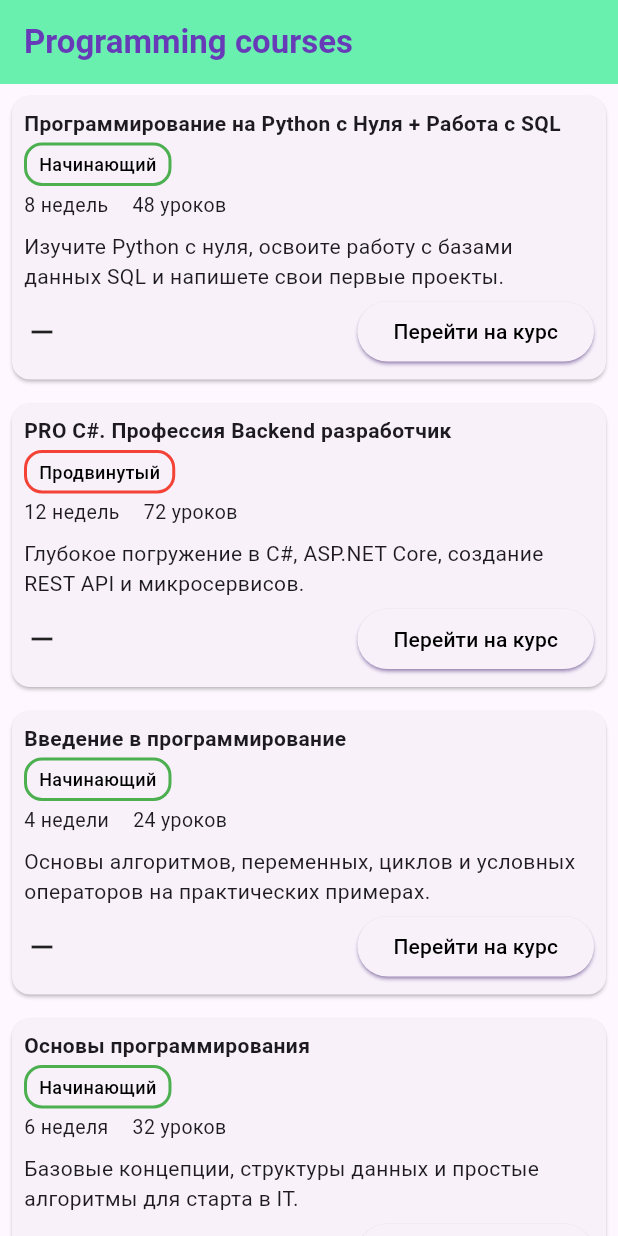
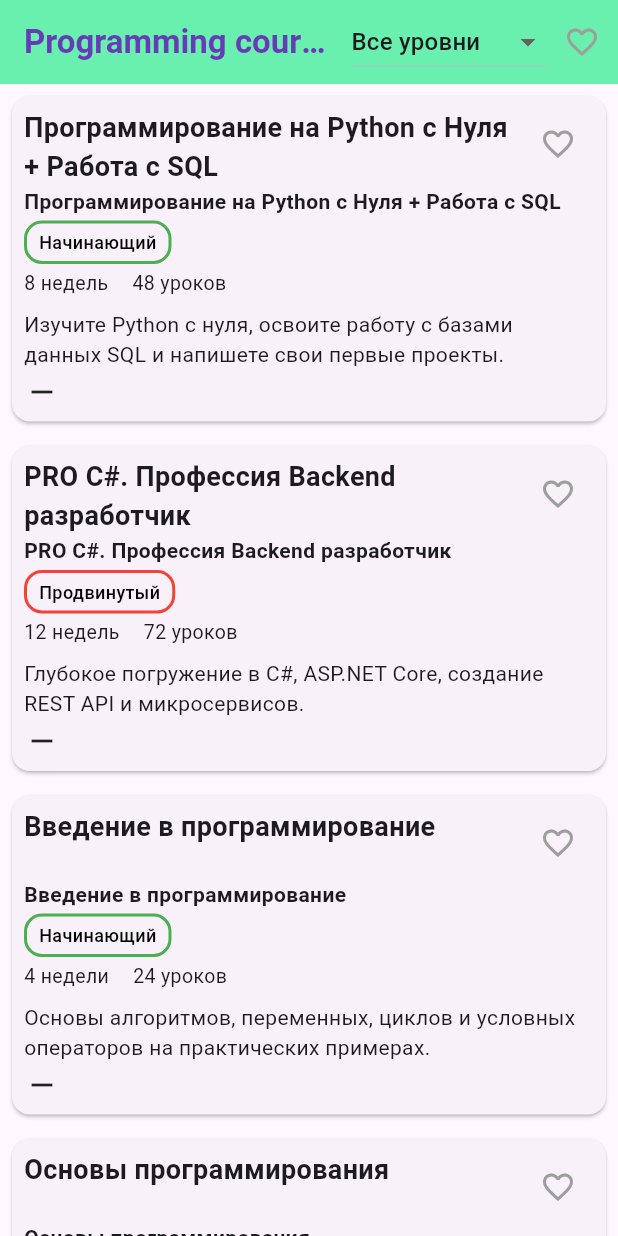
Before and after one commit to arina560/Flutter, a Flutter app: the screen it shows after launch, on a phone screen of 412 x 824 dp. Run offline on Flutter 3.47's test engine with Material 3 defaults, Android fonts, the phone set to English and light mode, and no system bars.

Commit message:
added filters and favorite button on cards

```diff
--- a/course_catalog/lib/main.dart
+++ b/course_catalog/lib/main.dart
@@ -1,3 +1,5 @@
+import 'package:course_catalog/widgets/course_scope.dart';
+
 import 'screens/course_list_screen.dart';
 import 'package:flutter/material.dart';
 
@@ -9,12 +11,14 @@ class MyApp extends StatelessWidget {
   const MyApp({super.key});
   @override
   Widget build(BuildContext context) {
-    return MaterialApp(
-      title: 'Flutter Demo',
-      theme: ThemeData(
-        colorScheme: .fromSeed(seedColor: Colors.deepPurple),
+    return CourseScope(
+      child: MaterialApp(
+        title: 'Flutter Demo',
+        theme: ThemeData(
+          colorScheme: .fromSeed(seedColor: Colors.deepPurple),
+        ),
+        home: CourseListScreen(),
       ),
-      home: CourseListScreen(),
     );
   }
 }
--- a/course_catalog/lib/models/course.dart
+++ b/course_catalog/lib/models/course.dart
@@ -1,6 +1,7 @@
 import 'course_level.dart';
 
 class Course{
+  final int id;
   final String title;
   final CourseLevel level;
   final String duration;
@@ -9,6 +10,7 @@ class Course{
   final String fullDescription;
   bool isFavorite;
   Course({
+    required this.id,
     required this.title,
     required this.level,
     required this.duration,
--- a/course_catalog/lib/screens/course_detail_screen.dart
+++ b/course_catalog/lib/screens/course_detail_screen.dart
@@ -1,18 +1,21 @@
 import 'package:course_catalog/widgets/course_level_badge.dart';
 import 'package:course_catalog/widgets/course_meta_row.dart';
+import 'package:course_catalog/widgets/course_scope.dart';
 import 'package:flutter/material.dart';
 
 import '../models/course.dart';
 
 class CourseDetailScreen extends StatefulWidget {
-  final Course course;
-  const CourseDetailScreen({super.key,required this.course});
+  final int courseId;
+  const CourseDetailScreen({super.key,required this.courseId});
 
   @override
   State<CourseDetailScreen> createState() => _CourseDetailScreen();
 }
 
 class _CourseDetailScreen extends State<CourseDetailScreen>{
+  Course get _course => CourseScope.of(context).getCourseById(widget.courseId)!;
+
   @override
   Widget build(BuildContext context){
     return Scaffold(
@@ -21,11 +24,11 @@ class _CourseDetailScreen extends State<CourseDetailScreen>{
         actions: [
           IconButton(onPressed: (){
             setState(() {
-              widget.course.isFavorite = !widget.course.isFavorite;
+              _course.isFavorite = !_course.isFavorite;
             });
           }, icon: Icon(
-            widget.course.isFavorite ? Icons.favorite : Icons.favorite_border,
-            color: widget.course.isFavorite ? Colors.red : Colors.grey,
+            _course.isFavorite ? Icons.favorite : Icons.favorite_border,
+            color: _course.isFavorite ? Colors.red : Colors.grey,
           ))
         ],
         backgroundColor: Colors.deepPurple,
@@ -37,11 +40,11 @@ class _CourseDetailScreen extends State<CourseDetailScreen>{
           spacing: 12,
           crossAxisAlignment: CrossAxisAlignment.start,
           children: [
-            Text(widget.course.title, style: TextStyle(fontSize: 20, fontWeight: FontWeight.bold)),
-            CourseLevelBadge(level: widget.course.level),
-            CourseMetaRow(duration: widget.course.duration, numberOfLessons: widget.course.numberOfLessons),
+            Text(_course.title, style: TextStyle(fontSize: 20, fontWeight: FontWeight.bold)),
+            CourseLevelBadge(level: _course.level),
+            CourseMetaRow(duration: _course.duration, numberOfLessons: _course.numberOfLessons),
             Text('Описание курса', style: TextStyle(fontSize: 16, fontWeight: FontWeight.bold)),
-            Text(widget.course.fullDescription, style: TextStyle(fontSize: 16))
+            Text(_course.fullDescription, style: TextStyle(fontSize: 16))
           ],
         ),
       ),
--- a/course_catalog/lib/screens/course_list_screen.dart
+++ b/course_catalog/lib/screens/course_list_screen.dart
@@ -1,70 +1,50 @@
 import 'package:course_catalog/models/course_level.dart';
+import 'package:course_catalog/widgets/course_scope.dart';
 import 'package:flutter/material.dart';
 import '../models/course.dart';
 import '../widgets/course_card.dart';
 
-class CourseListScreen extends StatelessWidget{
-  CourseListScreen({super.key});
+class CourseListScreen extends StatefulWidget{
+  const CourseListScreen({super.key});
 
-  final List<Course> courses = [
-    Course(
-      title: "Программирование на Python с Нуля + Работа с SQL",
-      level: CourseLevel.beginner,
-      duration: "8 недель",
-      numberOfLessons: 48,
-      shortDescription: "Изучите Python с нуля, освоите работу с базами данных SQL и напишете свои первые проекты.",
-      fullDescription: "Полный курс по Python: от установки интерпретатора до создания приложений с базами данных SQL. Вы научитесь работать с переменными, циклами, функциями, классами, а также освоите SQLite и PostgreSQL. В конце – дипломный проект.",
-      ),
-    Course(
-      title: "PRO C#. Профессия Backend разработчик",
-      level: CourseLevel.advanced,
-      duration: "12 недель",
-      numberOfLessons: 72,
-      shortDescription: "Глубокое погружение в C#, ASP.NET Core, создание REST API и микросервисов.",
-      fullDescription: "Курс для опытных разработчиков. Изучите многопоточность, асинхронность, Entity Framework Core, развертывание микросервисов в Docker и Kubernetes. В конце – командная разработка проекта.",
-      ),
-    Course(
-      title: "Введение в программирование",
-      level: CourseLevel.beginner,
-      duration: "4 недели",
-      numberOfLessons: 24,
-      shortDescription: "Основы алгоритмов, переменных, циклов и условных операторов на практических примерах.",
-      fullDescription: "Курс для абсолютных новичков. Вы узнаете, что такое алгоритмы, научитесь писать простые программы на псевдокоде и языке Python. Практические задания на каждой неделе.",
-      ),
-    Course(
-      title: "Основы программирования",
-      level: CourseLevel.beginner,
-      duration: "6 неделя",
-      numberOfLessons: 32,
-      shortDescription: "Базовые концепции, структуры данных и простые алгоритмы для старта в IT.",
-      fullDescription: "Расширенный курс для новичков: массивы, списки, стек, очередь, рекурсия, сортировки. Много практических задач и проектов.",
-      ),
-    Course(
-      title: "Java-разработчик",
-      level: CourseLevel.intermediate,
-      duration: "10 недель",
-      numberOfLessons: 60,
-      shortDescription: "Java Core, OOP, многопоточность, коллекции, работа с файлами и базами данных.",
-      fullDescription: "Профессиональный курс по Java: от синтаксиса до многопоточности и работы с базами данных через JDBC и Hibernate. Включены реальные проекты.",
-      ),
-    Course(
-      title: "Старт в программировании",
-      level: CourseLevel.beginner,
-      duration: "3 недели",
-      numberOfLessons: 18,
-      shortDescription: "Быстрый старт: выбор языка, установка среды, написание первой программы.",
-      fullDescription: "Интенсив для тех, кто хочет попробовать себя в IT. Расскажем о языках программирования, поможем выбрать направление и написать первый код.",
-      ),
-    Course(
-      title: "Full-Stack Engineer Career Path",
-      level: CourseLevel.intermediate,
-      duration: "16 недель",
-      numberOfLessons: 96,
-      shortDescription: "Полный путь full-stack разработчика: frontend (React) + backend (Node.js) + базы данных.",
-      fullDescription: "Полный путь full-stack разработчика: HTML, CSS, JavaScript, React, Node.js, Express, MongoDB, PostgreSQL. Итоговый проект – полноценное веб-приложение.",
-      ),
-  ];
+  @override
+  State<CourseListScreen> createState() => _CourseListScreen();
+}
 
+class _CourseListScreen extends State<CourseListScreen>{
+  CourseLevel? _selectedLevel;
+  bool _onlyFavorites = false;
+
+  List<Course> get _filteredCourses {
+    final allcourses = CourseScope.of(context).courses;
+    return allcourses.where((course) {
+      if (_selectedLevel != null && _selectedLevel != course.level){
+        return false;
+      }
+      if (_onlyFavorites && !course.isFavorite){
+        return false;
+      }
+      return true;
+    }).toList();
+  }
+
+  void _toggleFavoritesFilter(){
+    setState(() {
+      _onlyFavorites = !_onlyFavorites;
+    });
+  }
+
+  void _setLevelFilter(CourseLevel? level){
+    setState(() {
+      _selectedLevel = level;
+    });
+  }
+
+  void _toggleIsFavorite(Course course){
+    setState(() {
+      course.isFavorite = !course.isFavorite;
+    });
+  }
 
   @override
   Widget build(BuildContext context) {
@@ -73,13 +53,40 @@ class CourseListScreen extends StatelessWidget{
         title: const Text("Programming courses", style: TextStyle(fontWeight: FontWeight.bold),),
         backgroundColor: Colors.greenAccent,
         foregroundColor: Colors.deepPurple,
+        actions: [
+          DropdownButton<CourseLevel>(
+            value: _selectedLevel,
+            hint: const Text("Все уровни"),
+            items: [
+              const DropdownMenuItem<CourseLevel>(
+                value: null,
+                child: Text("Все уровни")
+                ),
+              for (var level in CourseLevel.values)
+                DropdownMenuItem<CourseLevel>(
+                  value: level,
+                  child: Text(level.courseLevelName),
+                )
+            ],
+            onChanged: (level) => _setLevelFilter(level),
+          ),
+          IconButton(
+            onPressed: _toggleFavoritesFilter,
+            icon: Icon(
+              _onlyFavorites ? Icons.favorite : Icons.favorite_border,
+              color: _onlyFavorites ? Colors.red : Colors.grey,
+            ),
+            tooltip: "Только избранные",
+          )
+        ],
       ),
       body: ListView.builder(
-        itemCount: courses.length,
+        itemCount: _filteredCourses.length,
         itemBuilder: (context, index){
-          final course = courses[index];
-          return CourseCard(course: course);
+          final course = _filteredCourses[index];
+          return CourseCard(course: course, onFavoriteToggle: () => _toggleIsFavorite(course));
         },
       ),
     );
-  }}
+  }
+}
--- a/course_catalog/lib/widgets/course_card.dart
+++ b/course_catalog/lib/widgets/course_card.dart
@@ -7,7 +7,8 @@ import 'package:flutter/material.dart';
 
 class CourseCard extends StatefulWidget {
   final Course course;
-  const CourseCard({super.key, required this.course});
+  final VoidCallback onFavoriteToggle;
+  const CourseCard({super.key, required this.course, required this.onFavoriteToggle});
 
   @override
   State<CourseCard> createState() => _CourseCardState();
@@ -26,11 +27,34 @@ class _CourseCardState extends State<CourseCard>{
   Widget build(BuildContext context) {
     return Card(
       margin: const EdgeInsets.all(8),
+      child: InkWell(
+        onTap: () {
+          Navigator.push(context, MaterialPageRoute(builder: (context) => CourseDetailScreen(courseId: widget.course.id)));
+        },
+        borderRadius: BorderRadius.circular(12),
         child: Padding(
           padding: const EdgeInsets.all(8),
           child: Column(
             crossAxisAlignment: CrossAxisAlignment.start,
             children: [
+              Row(
+                crossAxisAlignment: CrossAxisAlignment.start,
+                children: [
+                  Expanded(
+                    child: Text(
+                      widget.course.title,
+                      style: const TextStyle(fontSize: 18, fontWeight: FontWeight.bold),
+                    ),
+                  ),
+                  IconButton(
+                    onPressed: widget.onFavoriteToggle,
+                    icon: Icon(
+                      widget.course.isFavorite ? Icons.favorite : Icons.favorite_border,
+                      color: widget.course.isFavorite ? Colors.red : Colors.grey,
+                    ),
+                  ),
+                ],
+              ),
               Text(
                 widget.course.title,
                 style: const TextStyle(fontSize: 14, fontWeight: FontWeight.bold),
@@ -44,30 +68,16 @@ class _CourseCardState extends State<CourseCard>{
                 Text(widget.course.shortDescription),
               ],
               const SizedBox(height: 3),
-            Row(
-              mainAxisAlignment: MainAxisAlignment.spaceBetween,
-              children: [
               GestureDetector(
                 onTap: _toggleHidden,
                 child: Icon(
                   _isHidden ? Icons.remove : Icons.add,
                 ),
               ),
-                ElevatedButton(
-                  onPressed: () {
-                    Navigator.push(context, MaterialPageRoute(builder: (context) => CourseDetailScreen(course: widget.course)));
-                  },
-                  style: ElevatedButton.styleFrom(
-                    shadowColor: Colors.deepPurple
-                  ),
-                  child: const Text("Перейти на курс", style: TextStyle(color: Colors.black),)
-                )
-              ]
-
-            )
             ],
           ),
         ),
+      )
     );
   }
 }
--- /dev/null
+++ b/course_catalog/lib/widgets/course_scope.dart
@@ -0,0 +1,94 @@
+import 'package:flutter/material.dart';
+
+import '../models/course.dart';
+import '../models/course_level.dart';
+
+class CourseScope extends InheritedWidget{
+  final List<Course> courses = [
+    Course(
+      id: 1,
+      title: "Программирование на Python с Нуля + Работа с SQL",
+      level: CourseLevel.beginner,
+      duration: "8 недель",
+      numberOfLessons: 48,
+      shortDescription: "Изучите Python с нуля, освоите работу с базами данных SQL и напишете свои первые проекты.",
+      fullDescription: "Полный курс по Python: от установки интерпретатора до создания приложений с базами данных SQL. Вы научитесь работать с переменными, циклами, функциями, классами, а также освоите SQLite и PostgreSQL. В конце – дипломный проект.",
+      ),
+    Course(
+      id: 2,
+      title: "PRO C#. Профессия Backend разработчик",
+      level: CourseLevel.advanced,
+      duration: "12 недель",
+      numberOfLessons: 72,
+      shortDescription: "Глубокое погружение в C#, ASP.NET Core, создание REST API и микросервисов.",
+      fullDescription: "Курс для опытных разработчиков. Изучите многопоточность, асинхронность, Entity Framework Core, развертывание микросервисов в Docker и Kubernetes. В конце – командная разработка проекта.",
+      ),
+    Course(
+      id: 3,
+      title: "Введение в программирование",
+      level: CourseLevel.beginner,
+      duration: "4 недели",
+      numberOfLessons: 24,
+      shortDescription: "Основы алгоритмов, переменных, циклов и условных операторов на практических примерах.",
+      fullDescription: "Курс для абсолютных новичков. Вы узнаете, что такое алгоритмы, научитесь писать простые программы на псевдокоде и языке Python. Практические задания на каждой неделе.",
+      ),
+    Course(
+      id: 4,
+      title: "Основы программирования",
+      level: CourseLevel.beginner,
+      duration: "6 неделя",
+      numberOfLessons: 32,
+      shortDescription: "Базовые концепции, структуры данных и простые алгоритмы для старта в IT.",
+      fullDescription: "Расширенный курс для новичков: массивы, списки, стек, очередь, рекурсия, сортировки. Много практических задач и проектов.",
+      ),
+    Course(
+      id: 5,
+      title: "Java-разработчик",
+      level: CourseLevel.intermediate,
+      duration: "10 недель",
+      numberOfLessons: 60,
+      shortDescription: "Java Core, OOP, многопоточность, коллекции, работа с файлами и базами данных.",
+      fullDescription: "Профессиональный курс по Java: от синтаксиса до многопоточности и работы с базами данных через JDBC и Hibernate. Включены реальные проекты.",
+      ),
+    Course(
+      id: 6,
+      title: "Старт в программировании",
+      level: CourseLevel.beginner,
+      duration: "3 недели",
+      numberOfLessons: 18,
+      shortDescription: "Быстрый старт: выбор языка, установка среды, написание первой программы.",
+      fullDescription: "Интенсив для тех, кто хочет попробовать себя в IT. Расскажем о языках программирования, поможем выбрать направление и написать первый код.",
+      ),
+    Course(
+      id: 7,
+      title: "Full-Stack Engineer Career Path",
+      level: CourseLevel.intermediate,
+      duration: "16 недель",
+      numberOfLessons: 96,
+      shortDescription: "Полный путь full-stack разработчика: frontend (React) + backend (Node.js) + базы данных.",
+      fullDescription: "Полный путь full-stack разработчика: HTML, CSS, JavaScript, React, Node.js, Express, MongoDB, PostgreSQL. Итоговый проект – полноценное веб-приложение.",
+      ),
+  ];
+
+  CourseScope({super.key, required super.child});
+
+  Course? getCourseById(int id){
+    try{
+      return courses.firstWhere((course) => course.id == id);
+    }catch(e){
+      return null;
+    }
+  }
+
+  static CourseScope of(BuildContext context){
+    final result = context.dependOnInheritedWidgetOfExactType<CourseScope>();
+    assert(result != null, 'No CourseCatalog found in context');
+    return result!;
+  }
+
+  @override
+  bool updateShouldNotify(CourseScope oldWidget) {
+    return oldWidget.courses != courses;
+  }
+
+}
```
Lines whose indentation alone changed are shown as unchanged.
